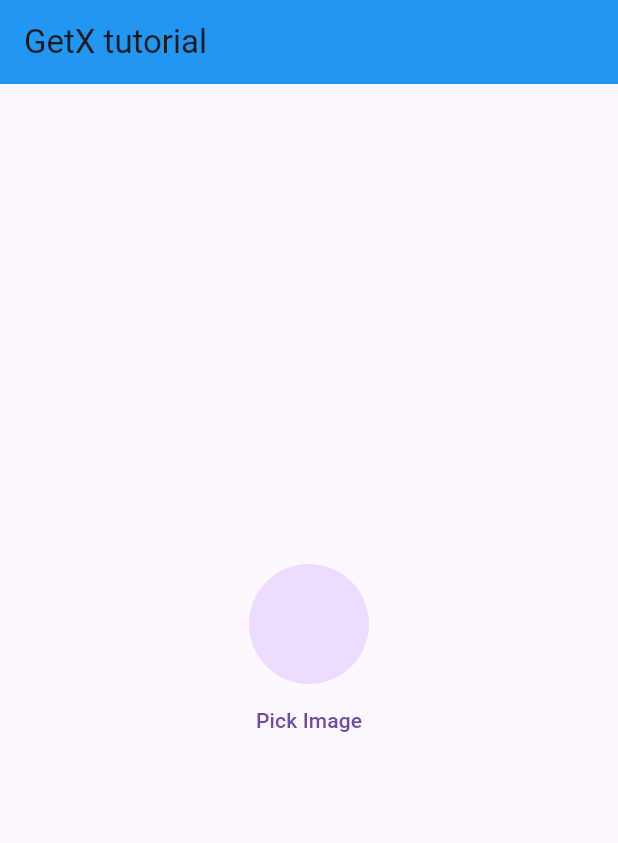
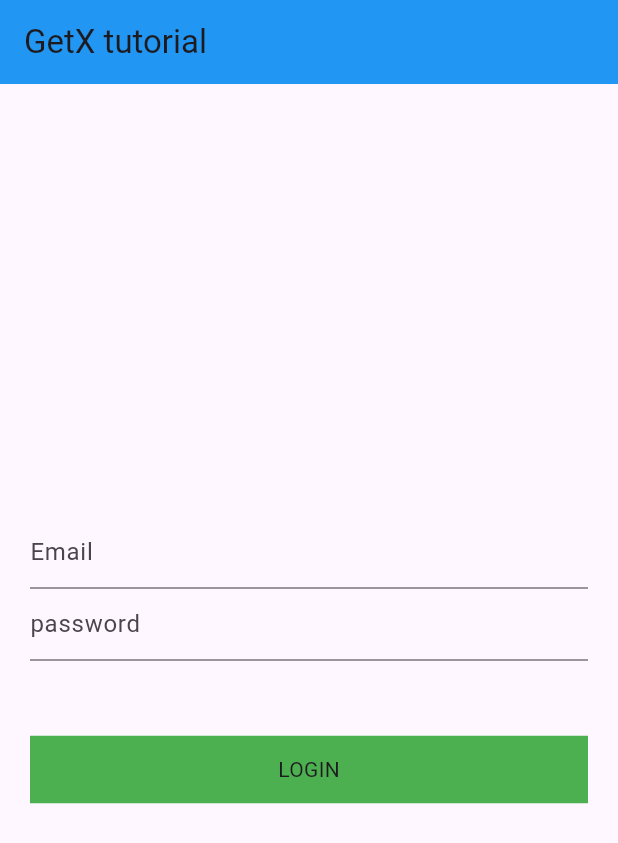
Before and after one commit to ayush2753/Android, a Flutter app: the screen it shows after launch, on a phone screen of 412 x 824 dp. Shown: the top 843 px of the screen. Run offline on Flutter 3.47's test engine with Material 3 defaults, Android fonts, the phone set to English and light mode, and no system bars; our stand-ins replace get, image_picker; missing offline and left inert: dart:ffi.

Commit message:
initial commit

```diff
--- a/lib/HomeScreen.dart
+++ b/lib/HomeScreen.dart
@@ -3,7 +3,7 @@ import 'dart:ffi';
 import 'dart:io';
 import 'package:flutter/material.dart';
 import 'package:get/get.dart';
-import 'package:getx_tutorial/image_picker_controller.dart';
+import 'package:getx_tutorial/login_controller.dart';
 
 
 class HomeScreen extends StatefulWidget {
@@ -15,13 +15,8 @@ class HomeScreen extends StatefulWidget {
 
 class _HomeScreenState extends State<HomeScreen> {
 
-  ImagePickerController controller = Get.put(ImagePickerController());
+  LoginController controller = Get.put(LoginController());
 
-  @override
-  void initState() {
-    // TODO: implement initState
-    super.initState();
-  }
   @override
   Widget build(BuildContext context) {
     return Scaffold(
@@ -29,23 +24,43 @@ class _HomeScreenState extends State<HomeScreen> {
         backgroundColor: Colors.blue,
         title: Text("GetX tutorial"),
       ),
-      body: Obx(()=> Column(
-        mainAxisAlignment: MainAxisAlignment.center,
-        crossAxisAlignment: CrossAxisAlignment.center,
-        children: [
-            Center(
-              child: CircleAvatar(
-                radius: 40,
-                backgroundImage: controller.imagePath.isNotEmpty ?
-                FileImage(File(controller.imagePath.toString())) : null
+      body: Padding(
+        padding: const EdgeInsets.symmetric(horizontal: 20),
+        child: Column(
+          mainAxisAlignment: MainAxisAlignment.center,
+          crossAxisAlignment: CrossAxisAlignment.center,
+          children: [
+              TextFormField(
+                controller: controller.emailController.value,
+                decoration: InputDecoration(
+                  hintText: 'Email'
+                ),
+              ),
+              TextFormField(
+              controller: controller.passwordController.value,
+              decoration: InputDecoration(
+                  hintText: 'password'
               ),
             ),
-            TextButton(onPressed: (){
-              controller.getImage();
-            }, child: Text('Pick Image'))
-        ],
-      )
-      )
+            SizedBox(height: 50,),
+            Obx((){
+              return InkWell (
+                onTap: (){
+                  controller.loginapi();
+                },
+                child: controller.loading.value ? CircularProgressIndicator(): Container(
+                  height: 45,
+                  color: Colors.green,
+                  child: Center(
+                    child: Text("LOGIN"),
+                  ),
+                ),
+              );
+            })
+          ],
+        ),
+      ),
+
     );
   }
 }
--- /dev/null
+++ b/lib/login_controller.dart
@@ -0,0 +1,40 @@
+
+import 'dart:convert';
+import 'package:flutter/material.dart';
+import 'package:flutter/cupertino.dart';
+import 'package:get/get.dart';
+import 'package:get/get_rx/get_rx.dart';
+import 'package:http/http.dart' as http;
+
+class LoginController extends GetxController{
+
+  final emailController = TextEditingController().obs;
+  final passwordController = TextEditingController().obs;
+
+  RxBool loading =false.obs;
+
+  Future <void> loginapi() async {
+    loading.value = true;
+
+    try {
+      final response = await http.post(Uri.parse("https://reqres.in/api/login"),
+          body: {
+            "email" : emailController.value.text,
+            "password" : passwordController.value.text
+          });
+
+      var data = jsonDecode(response.body);
+
+      if(response.statusCode == 200){
+        loading.value = false;
+        Get.snackbar("Login Success", "Congratulations",backgroundColor: Colors.blue);
+      }else{
+        loading.value = false;
+        Get.snackbar("Login Failed", data["error"],backgroundColor: Colors.red);
+      }
+    }catch(e){
+      loading.value = false;
+      Get.snackbar("Exception", e.toString());
+    }
+  }
+}
--- a/pubspec.yaml
+++ b/pubspec.yaml
@@ -35,7 +35,7 @@ dependencies:
   # The following adds the Cupertino Icons font to your application.
   # Use with the CupertinoIcons class for iOS style icons.
   cupertino_icons: ^1.0.6
-  image_picker:
+  http: ^1.2.1
   get: ^4.6.6
 
 dev_dependencies:
```
Also changed, not shown: pubspec.lock, 5 other files.
